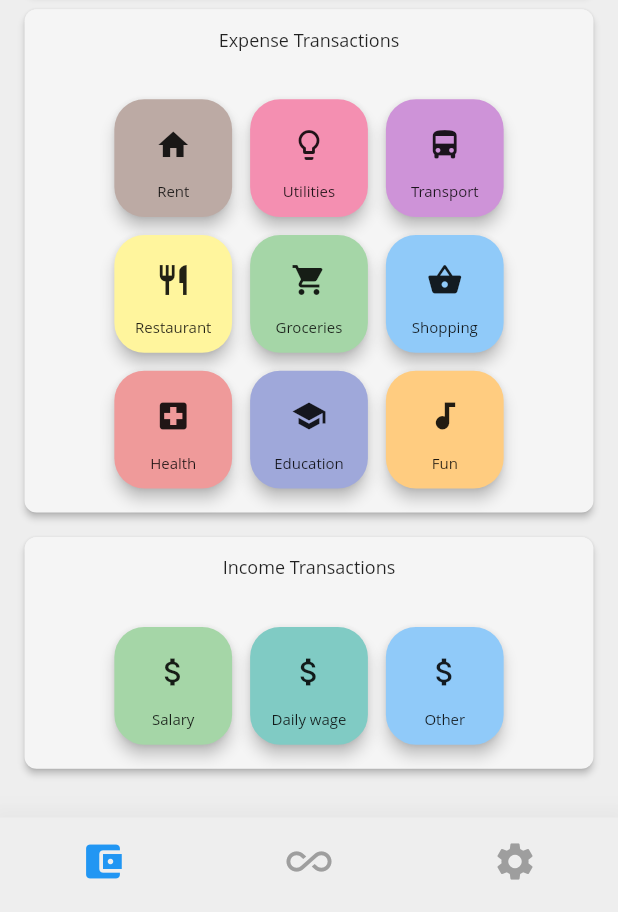
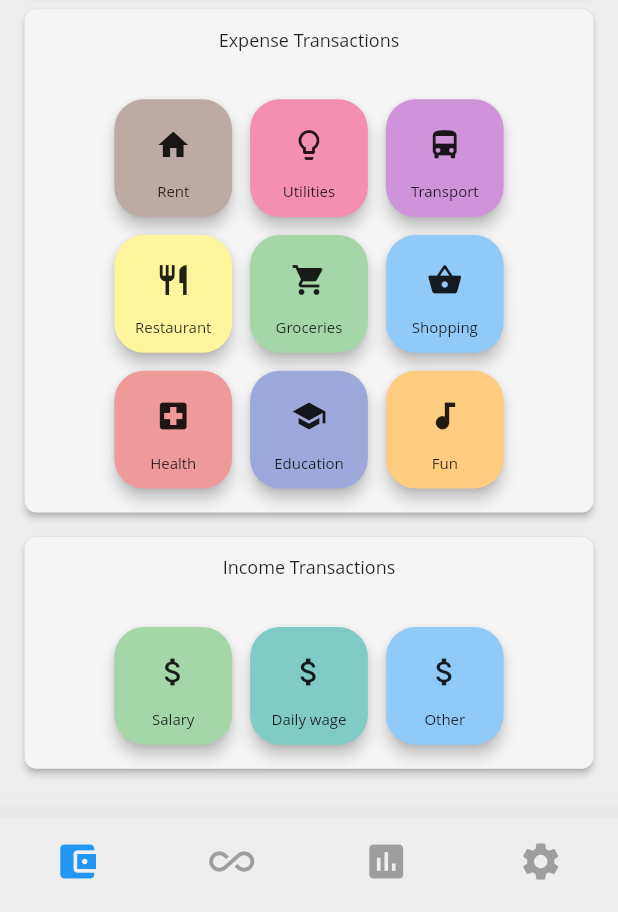
Before and after one commit to usavas/budgee, a Flutter app: the screen it shows after launch, after a tap on the "arrow forward" icon, on a phone screen of 412 x 824 dp, the part 324-1236 px from its top. Run offline on Flutter 3.47's test engine with Material 2 defaults, Android fonts, the phone set to English and light mode, and no system bars; our stand-ins replace auto_size_text, charts_flutter, pie_chart, shared_preferences, sqflite; missing offline and left inert: admob_flutter; accounts and stored records are empty; Roboto replaces fonts that are missing (Open Sans); project files that could hold a hidden picture were left out.

Commit message:
add statistics page to bottom navigation reorganize the directory structure

```diff
--- a/lib/UI/screens/account/account_home.dart
+++ b/lib/UI/screens/account/account_home.dart
@@ -1,4 +1,4 @@
-import 'package:expenses/UI/screens/account/current_month.dart';
+import 'package:expenses/UI/screens/widgets/current_month.dart';
 import 'package:expenses/UI/screens/widgets/advertisement_view.dart';
 import 'package:flutter/material.dart';
 
@@ -6,7 +6,7 @@ import 'package:expenses/models/transaction_type.dart';
 import 'package:expenses/repositories/predefined_transaction_types_and_cats.dart'
     as p;
 import 'add_transaction.dart';
-import 'monthly_total_stats.dart';
+import '../statistics/monthly_total_stats.dart';
 
 class Account extends StatefulWidget {
   @override
--- a/lib/UI/screens/account/add_transaction.dart
+++ b/lib/UI/screens/account/add_transaction.dart
@@ -1,6 +1,6 @@
 import 'dart:developer';
 import 'package:expenses/UI/helper/date_formatter.dart';
-import 'package:expenses/UI/screens/account/providers/mothly_totals_provider.dart';
+import 'package:expenses/UI/screens/providers/mothly_totals_provider.dart';
 import 'package:expenses/models/transaction_info.dart';
 import 'package:expenses/models/transaction_type.dart';
 import 'package:expenses/repositories/transaction_repository.dart';
--- a/lib/UI/screens/bottomnavigation.dart
+++ b/lib/UI/screens/bottomnavigation.dart
@@ -1,6 +1,6 @@
-import 'package:expenses/UI/screens/account/providers/mothly_totals_provider.dart';
-import 'package:provider/provider.dart';
+import 'package:expenses/UI/screens/statistics/monthly_total_stats.dart';
 
+import 'statistics/monthly_transaction_type_totals.dart';
 import 'settings/settings.dart';
 import 'transactionhistory/transaction_history.dart';
 import 'package:flutter/material.dart';
@@ -21,6 +21,7 @@ class _BottomNavigationState extends State<BottomNavigation> {
   static List<Widget> _widgetOptions = <Widget>[
     Account(),
     TransactionHistory(),
+    MonthlyTotalStatsDetailed(),
     Settings(),
   ];
 
@@ -35,6 +36,7 @@ class _BottomNavigationState extends State<BottomNavigation> {
       bottomNavigationBar: BottomNavigationBar(
         showSelectedLabels: false,
         showUnselectedLabels: false,
+        type: BottomNavigationBarType.fixed,
         items: const <BottomNavigationBarItem>[
           BottomNavigationBarItem(
             icon: Icon(Icons.account_balance_wallet),
@@ -45,8 +47,10 @@ class _BottomNavigationState extends State<BottomNavigation> {
             title: Text('History'),
           ),
           BottomNavigationBarItem(
+              icon: Icon(Icons.assessment), title: Text('Statistics')),
+          BottomNavigationBarItem(
             icon: Icon(Icons.settings),
-            title: Text('Ayarlar'),
+            title: Text('Settings'),
           ),
         ],
         currentIndex: _selectedIndex,
--- a/lib/UI/screens/account/monthly_total_stats.dart
+++ b/lib/UI/screens/statistics/monthly_total_stats.dart
@@ -1,5 +1,5 @@
-import 'package:expenses/UI/screens/account/providers/current_month_year_provider.dart';
-import 'package:expenses/UI/screens/account/providers/mothly_totals_provider.dart';
+import 'package:expenses/UI/screens/providers/current_month_year_provider.dart';
+import 'package:expenses/UI/screens/providers/mothly_totals_provider.dart';
 import 'package:expenses/models/monthly_total.dart';
 import 'package:flutter/material.dart';
 import 'package:provider/provider.dart';
--- a/lib/UI/screens/transactionhistory/transaction_history.dart
+++ b/lib/UI/screens/transactionhistory/transaction_history.dart
@@ -1,8 +1,8 @@
 import 'package:auto_size_text/auto_size_text.dart';
 import 'package:expenses/UI/helper/date_formatter.dart';
-import 'package:expenses/UI/screens/account/current_month.dart';
-import 'package:expenses/UI/screens/account/monthly_total_stats.dart';
-import 'package:expenses/UI/screens/account/providers/current_month_year_provider.dart';
+import 'package:expenses/UI/screens/widgets/current_month.dart';
+import 'package:expenses/UI/screens/statistics/monthly_total_stats.dart';
+import 'package:expenses/UI/screens/providers/current_month_year_provider.dart';
 import 'package:expenses/UI/screens/transactionhistory/providers/transaction_history_provider.dart';
 import 'package:expenses/UI/screens/widgets/advertisement_view.dart';
 import 'package:provider/provider.dart';
--- a/lib/UI/screens/account/current_month.dart
+++ b/lib/UI/screens/widgets/current_month.dart
@@ -1,13 +1,10 @@
 import 'package:expenses/UI/helper/date_formatter.dart';
-import 'package:expenses/UI/screens/account/providers/current_month_year_provider.dart';
+import 'package:expenses/UI/screens/providers/current_month_year_provider.dart';
 import 'package:flutter/material.dart';
 import 'package:provider/provider.dart';
 
 class CurrentMonth extends StatelessWidget {
   const CurrentMonth({Key key}) : super(key: key);
-
-  // final double paddingWidth;
-  // final double paddingHeight;
 
   @override
   Widget build(BuildContext context) {
--- a/lib/main.dart
+++ b/lib/main.dart
@@ -1,10 +1,8 @@
-import 'package:admob_flutter/admob_flutter.dart';
-import 'package:expenses/UI/screens/account/providers/current_month_year_provider.dart';
+import 'package:expenses/UI/screens/providers/current_month_year_provider.dart';
 import 'package:flutter/material.dart';
 import 'package:provider/provider.dart';
 
-import 'UI/helper/admob_helper.dart';
-import 'UI/screens/account/providers/mothly_totals_provider.dart';
+import 'UI/screens/providers/mothly_totals_provider.dart';
 import 'UI/themes/alternative_themes.dart';
 import 'UI/themes/darktheme_provider.dart';
 import 'UI/screens/bottomnavigation.dart';
```
Also changed, not shown: lib/UI/screens/statistics/monthly_transaction_type_totals.dart (renamed from lib/UI/screens/account/monthly_transaction_type_totals.dart, +3 -4 lines), lib/UI/screens/providers/current_month_year_provider.dart (renamed from lib/UI/screens/account/providers/current_month_year_provider.dart), lib/UI/screens/providers/mothly_totals_provider.dart (renamed from lib/UI/screens/account/providers/mothly_totals_provider.dart), lib/UI/screens/statistics/charts/expense_chart.dart (renamed from lib/UI/screens/account/charts/expense_chart.dart), lib/UI/screens/statistics/charts/expense_chart_pie.dart (renamed from lib/UI/screens/account/charts/expense_chart_pie.dart).
